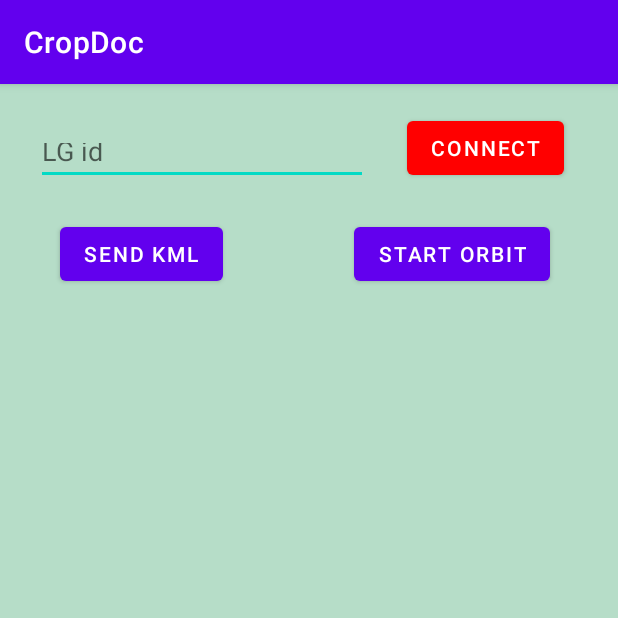
After one commit to GuillemCamats/CropDocForAndroid, an Android app: the TerrainToKml screen opened directly, with no data from a screen before it, on a phone screen of 412 x 824 dp, the top half of it. The commit adds this screen. Run offline under Robolectric (Android 15) with nearby library versions, the phone set to English and light mode, and no system bars.

Commit message:
new class to pass data to lq

```diff
--- a/app/src/main/AndroidManifest.xml
+++ b/app/src/main/AndroidManifest.xml
@@ -20,6 +20,9 @@
         android:supportsRtl="true"
         android:theme="@style/Theme.CropDoc"
         tools:targetApi="31">
+        <activity
+            android:name=".TerrainToKml"
+            android:exported="false" />
         <activity
             android:name=".SelectTerrainActivity"
             android:exported="false" />
--- a/app/src/main/java/com/example/cropdoc/LgConnection.java
+++ b/app/src/main/java/com/example/cropdoc/LgConnection.java
@@ -69,7 +69,7 @@ public class LgConnection {
                     "<Document>\n" +
                     "\t<name>Proyecto sin título</name>\n" +
                     "\t<gx:CascadingStyle kml:id=\"__managed_style_038561E3E121158D50C2\">\n" +
-                    "\t\t<Style>\n" +
+                     "\t\t<Style>\n" +
                     "\t\t\t<IconStyle>\n" +
                     "\t\t\t\t<scale>1.2</scale>\n" +
                     "\t\t\t\t<Icon>\n" +
@@ -294,7 +294,7 @@ public class LgConnection {
                     "</kml>";
 
             createKmlsRepo();
-            String lgdirection = "http://192.168.1.85:81/kmls/kmlReader.kml"+"?id="+ZonedDateTime.now().toString();
+            String lgdirection = "http://"+host+":81/kmls/kmlReader.kml"+"?id="+ZonedDateTime.now().toString();
             String remoteKml = "/var/www/html/kmls/kmlReader.kml";
             String remoteTxt = "/var/www/html/kmls.txt";
             Channel channel = session.openChannel("sftp");
@@ -382,7 +382,7 @@ public class LgConnection {
         orbit += "</kml>\n";
         System.out.println("fora bucle");
         if (session.isConnected()) {
-            String lgdirection = "http://192.168.1.85:81/kmls/kmlReader.kml"+"?id="+ZonedDateTime.now().toString()+"\n"+"http://192.168.1.85:81/kmls/orbit.kml"+"?id="+ZonedDateTime.now().toString();
+            String lgdirection = "http://"+host+":81/kmls/kmlReader.kml"+"?id="+ZonedDateTime.now().toString()+"\n"+"http://"+host+":81/kmls/orbit.kml"+"?id="+ZonedDateTime.now().toString();
 
             String remoteKml = "/var/www/html/kmls/orbit.kml";
             String remoteTxt = "/var/www/html/kmls.txt";
--- a/app/src/main/java/com/example/cropdoc/MainActivity.kt
+++ b/app/src/main/java/com/example/cropdoc/MainActivity.kt
@@ -15,7 +15,7 @@ class MainActivity : AppCompatActivity() {
         super.onCreate(savedInstanceState)
         setContentView(R.layout.activity_main)
         if (!SharedApp.prefs.name.toString().equals(null)){
-           // parseToObj()
+           parseToObj()
         }
 
         val buttonClick = findViewById<Button>(R.id.fotoCrop)
@@ -26,6 +26,11 @@ class MainActivity : AppCompatActivity() {
         val buttonClick2 = findViewById<Button>(R.id.connectLg)
         buttonClick2.setOnClickListener {
             val intent = Intent(this, MainActivity3::class.java)
+            startActivity(intent)
+        }
+        val sendkmls = findViewById<Button>(R.id.kmlsIni)
+        sendkmls.setOnClickListener {
+            val intent = Intent(this, TerrainToKml::class.java)
             startActivity(intent)
         }
     }
--- /dev/null
+++ b/app/src/main/java/com/example/cropdoc/TerrainToKml.kt
@@ -0,0 +1,30 @@
+package com.example.cropdoc
+
+import android.graphics.Color
+import androidx.appcompat.app.AppCompatActivity
+import android.os.Bundle
+import android.widget.Button
+import android.widget.EditText
+import android.widget.ListView
+
+class TerrainToKml : AppCompatActivity() {
+    lateinit var setIpToConn: EditText
+    lateinit var connect: Button
+    lateinit var sendKml: Button
+    lateinit var startOrbit: Button
+    lateinit var stopOrbit: Button
+    lateinit var listKml: ListView
+
+    override fun onCreate(savedInstanceState: Bundle?) {
+        super.onCreate(savedInstanceState)
+        setContentView(R.layout.activity_terrain_to_kml)
+        setIpToConn = findViewById(R.id.lg_ip)
+        connect = findViewById(R.id.connectKml)
+        sendKml = findViewById(R.id.sendKml)
+        startOrbit = findViewById(R.id.startOrbit)
+        stopOrbit = findViewById(R.id.stopOrbit)
+        listKml = findViewById(R.id.list_kmls)
+        connect.setBackgroundColor(Color.RED)
+    }
+
+}
--- a/app/src/main/res/layout/activity_main.xml
+++ b/app/src/main/res/layout/activity_main.xml
@@ -32,4 +32,16 @@
         app:layout_constraintTop_toTopOf="parent"
         app:layout_constraintVertical_bias="0.373" />
 
+    <Button
+        android:id="@+id/kmlsIni"
+        android:layout_width="wrap_content"
+        android:layout_height="wrap_content"
+        android:text="@string/send_kmls"
+        app:layout_constraintBottom_toBottomOf="parent"
+        app:layout_constraintEnd_toEndOf="parent"
+        app:layout_constraintHorizontal_bias="0.498"
+        app:layout_constraintStart_toStartOf="parent"
+        app:layout_constraintTop_toBottomOf="@+id/connectLg"
+        app:layout_constraintVertical_bias="0.221" />
+
 </androidx.constraintlayout.widget.ConstraintLayout>
--- /dev/null
+++ b/app/src/main/res/layout/activity_terrain_to_kml.xml
@@ -0,0 +1,86 @@
+<?xml version="1.0" encoding="utf-8"?>
+<androidx.constraintlayout.widget.ConstraintLayout xmlns:android="http://schemas.android.com/apk/res/android"
+    xmlns:app="http://schemas.android.com/apk/res-auto"
+    xmlns:tools="http://schemas.android.com/tools"
+    android:layout_width="match_parent"
+    android:layout_height="match_parent"
+    android:background="#B6DDC8"
+    tools:context=".TerrainToKml">
+
+    <EditText
+        android:id="@+id/lg_ip"
+        android:layout_width="221dp"
+        android:layout_height="38dp"
+        android:layout_marginStart="24dp"
+        android:layout_marginEnd="24dp"
+        android:hint="LG id"
+        android:inputType="textEmailAddress"
+        android:selectAllOnFocus="true"
+        app:layout_constraintBottom_toBottomOf="parent"
+        app:layout_constraintEnd_toEndOf="parent"
+        app:layout_constraintHorizontal_bias="0.0"
+        app:layout_constraintStart_toStartOf="parent"
+        app:layout_constraintTop_toTopOf="parent"
+        app:layout_constraintVertical_bias="0.04" />
+
+    <Button
+        android:id="@+id/connectKml"
+        android:layout_width="wrap_content"
+        android:layout_height="wrap_content"
+        android:text="@string/connect"
+        app:layout_constraintBottom_toBottomOf="parent"
+        app:layout_constraintEnd_toEndOf="parent"
+        app:layout_constraintHorizontal_bias="0.882"
+        app:layout_constraintStart_toStartOf="parent"
+        app:layout_constraintTop_toTopOf="parent"
+        app:layout_constraintVertical_bias="0.026" />
+
+    <Button
+        android:id="@+id/sendKml"
+        android:layout_width="wrap_content"
+        android:layout_height="wrap_content"
+        android:text="@string/send_kml"
+        app:layout_constraintBottom_toBottomOf="parent"
+        app:layout_constraintEnd_toEndOf="parent"
+        app:layout_constraintHorizontal_bias="0.132"
+        app:layout_constraintStart_toStartOf="parent"
+        app:layout_constraintTop_toTopOf="parent"
+        app:layout_constraintVertical_bias="0.124" />
+
+    <Button
+        android:id="@+id/startOrbit"
+        android:layout_width="wrap_content"
+        android:layout_height="wrap_content"
+        android:text="@string/startorbit"
+        app:layout_constraintBottom_toBottomOf="parent"
+        app:layout_constraintEnd_toEndOf="parent"
+        app:layout_constraintHorizontal_bias="0.838"
+        app:layout_constraintStart_toStartOf="parent"
+        app:layout_constraintTop_toTopOf="parent"
+        app:layout_constraintVertical_bias="0.124" />
+
+    <Button
+        android:id="@+id/stopOrbit"
+        android:layout_width="135dp"
+        android:layout_height="53dp"
+        android:text="@string/stop_orbit"
+        android:visibility="gone"
+        app:layout_constraintBottom_toBottomOf="parent"
+        app:layout_constraintEnd_toEndOf="parent"
+        app:layout_constraintHorizontal_bias="0.784"
+        app:layout_constraintStart_toStartOf="parent"
+        app:layout_constraintTop_toTopOf="parent"
+        app:layout_constraintVertical_bias="0.124" />
+
+    <ListView
+        android:id="@+id/list_kmls"
+        android:layout_width="410dp"
+        android:layout_height="573dp"
+        app:layout_constraintBottom_toBottomOf="parent"
+        app:layout_constraintEnd_toEndOf="parent"
+        app:layout_constraintHorizontal_bias="1.0"
+        app:layout_constraintStart_toStartOf="parent"
+        app:layout_constraintTop_toTopOf="parent"
+        app:layout_constraintVertical_bias="1.0" />
+
+</androidx.constraintlayout.widget.ConstraintLayout>
--- a/app/src/main/res/values/strings.xml
+++ b/app/src/main/res/values/strings.xml
@@ -41,4 +41,8 @@
     <string name="save_terrain">Save Terrain</string>
     <string name="select_terrain">Select Terrain</string>
     <string name="create_terrain">Create Terrain</string>
+    <string name="send_kml">Send KML</string>
+    <string name="startorbit">Start Orbit</string>
+    <string name="stop_orbit">Stop Orbit</string>
+    <string name="send_kmls">Send Kmls</string>
 </resources>
```
